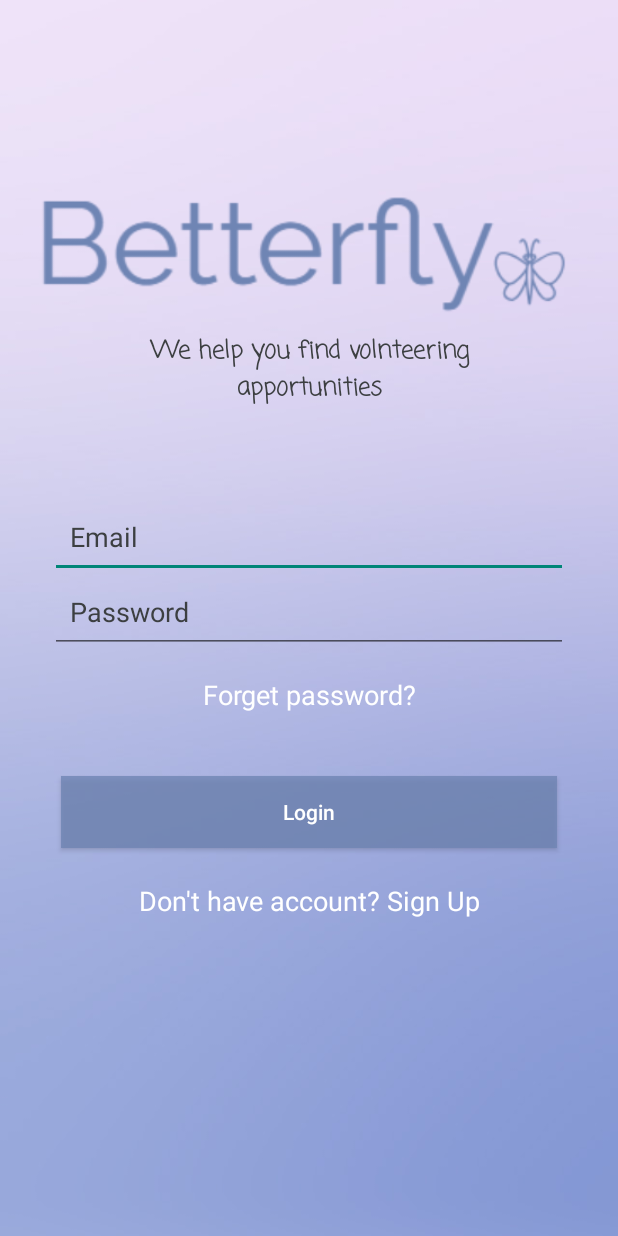
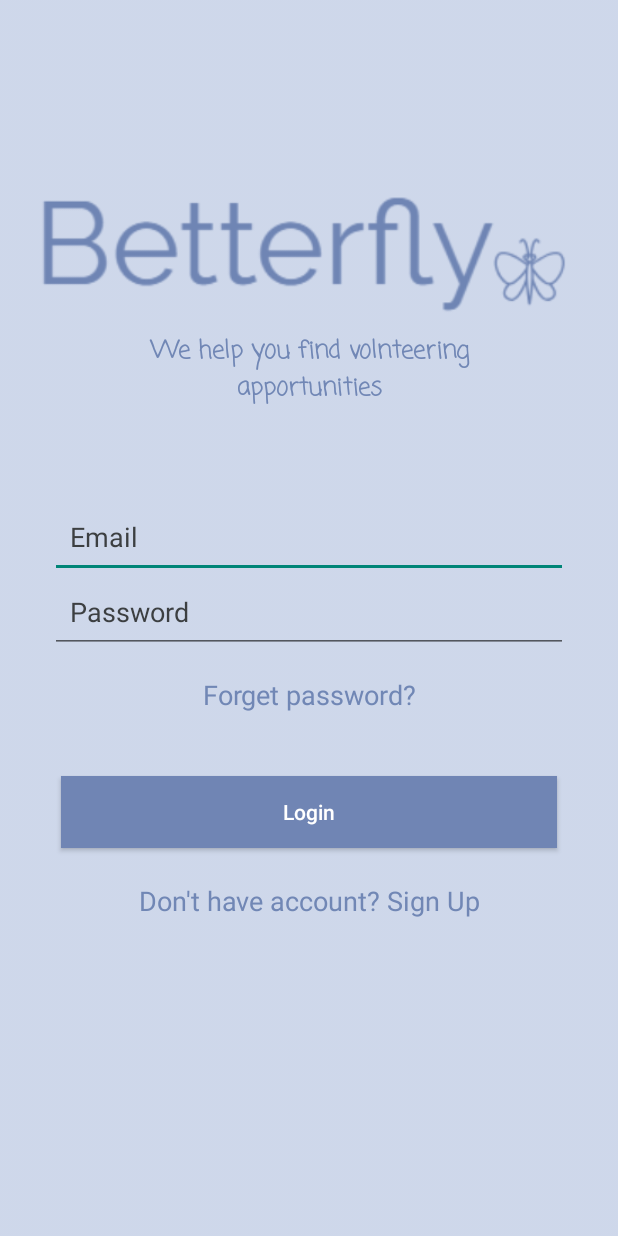
Before and after one commit to Azizah22/BetterFlyRepository, an Android app: the screen it shows after launch (MainActivity), on a phone screen of 412 x 824 dp. Run offline under Robolectric (Android 15) with nearby library versions, the phone set to English and light mode, and no system bars; our stand-ins replace Firebase (no records; nobody signed in at launch, a user with empty details on screens opened directly).

Commit message:
add some changes
Signed-off-by: Azizah <zezoazizah@gmail.com>

```diff
--- a/app/src/main/res/layout/activity_main.xml
+++ b/app/src/main/res/layout/activity_main.xml
@@ -5,6 +5,7 @@
     android:layout_width="match_parent"
     android:layout_height="match_parent"
     android:background="@drawable/wallpaper"
+    android:backgroundTint="@color/bluesh"
     android:paddingLeft="18dp"
     android:paddingRight="18dp"
     android:theme="@style/Theme.AppCompat.Light.NoActionBar"
@@ -41,7 +42,7 @@
             android:fontFamily="casual"
             android:text="We help you find volnteering apportunities"
             android:textAlignment="center"
-            android:textColor="@color/colorPrimary"
+            android:textColor="@color/colorPrimaryDark"
             android:textSize="16sp"
             android:textStyle="bold"
             tools:ignore="MissingConstraints" />
@@ -105,7 +106,7 @@
                 android:text="Forget password?"
                 android:textAlignment="center"
                 android:textAppearance="@style/Base.TextAppearance.AppCompat.Medium"
-                android:textColor="@color/colorAccent" />
+                android:textColor="@color/colorPrimaryDark" />
 
             <TextView
                 android:id="@+id/textView2"
@@ -135,7 +136,7 @@
                 android:text="Don't have account? Sign Up"
                 android:textAlignment="center"
                 android:textAppearance="@style/Base.TextAppearance.AppCompat.Medium"
-                android:textColor="@color/colorAccent" />
+                android:textColor="@color/colorPrimaryDark" />
 
         </LinearLayout>
 
--- a/app/src/main/res/values/colors.xml
+++ b/app/src/main/res/values/colors.xml
@@ -1,7 +1,8 @@
 <?xml version="1.0" encoding="utf-8"?>
 <resources>
     <color name="colorPrimary">#3C3F41</color>
-    <color name="colorPrimaryDark">#C36F85B4</color>
+    <color name="colorPrimaryDark">#FB6F85B4</color>
     <color name="colorAccent">#FFFFFF</color>
     <color name="trans">#00FFFFFF</color>
+    <color name="bluesh">#C8C2CEE6</color>
 </resources>
```
Also changed, not shown: app/src/main/res/drawable-v24/wallpaper.jpg.
